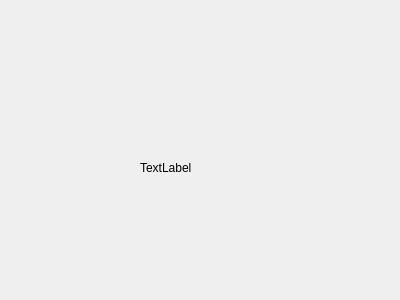
Before: the Qt Designer form src/MainWindow.ui in lixiao189/grade-manager, drawn with Qt 5.
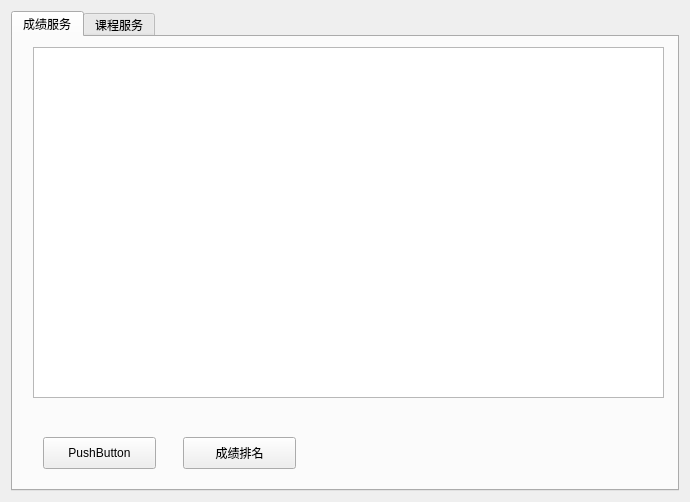
After: the same form once the commit is applied.

Commit message: main window 创建

```diff
--- a/src/MainWindow.ui
+++ b/src/MainWindow.ui
@@ -6,26 +6,68 @@
    <rect>
     <x>0</x>
     <y>0</y>
-    <width>400</width>
-    <height>300</height>
+    <width>690</width>
+    <height>502</height>
    </rect>
   </property>
   <property name="windowTitle">
    <string>MainWindow</string>
   </property>
-  <widget class="QLabel" name="label">
-   <property name="geometry">
-    <rect>
-     <x>140</x>
-     <y>160</y>
-     <width>60</width>
-     <height>16</height>
-    </rect>
-   </property>
-   <property name="text">
-    <string>TextLabel</string>
-   </property>
-  </widget>
+  <layout class="QVBoxLayout" name="verticalLayout">
+   <item>
+    <widget class="QTabWidget" name="tabWidget">
+     <property name="currentIndex">
+      <number>0</number>
+     </property>
+     <widget class="QWidget" name="tab">
+      <attribute name="title">
+       <string>成绩服务</string>
+      </attribute>
+      <widget class="QTableView" name="tableView">
+       <property name="geometry">
+        <rect>
+         <x>20</x>
+         <y>10</y>
+         <width>631</width>
+         <height>351</height>
+        </rect>
+       </property>
+      </widget>
+      <widget class="QPushButton" name="pushButton">
+       <property name="geometry">
+        <rect>
+         <x>30</x>
+         <y>400</y>
+         <width>113</width>
+         <height>32</height>
+        </rect>
+       </property>
+       <property name="text">
+        <string>PushButton</string>
+       </property>
+      </widget>
+      <widget class="QPushButton" name="pushButton_2">
+       <property name="geometry">
+        <rect>
+         <x>170</x>
+         <y>400</y>
+         <width>113</width>
+         <height>32</height>
+        </rect>
+       </property>
+       <property name="text">
+        <string>成绩排名</string>
+       </property>
+      </widget>
+     </widget>
+     <widget class="QWidget" name="tab_2">
+      <attribute name="title">
+       <string>课程服务</string>
+      </attribute>
+     </widget>
+    </widget>
+   </item>
+  </layout>
  </widget>
  <resources/>
  <connections/>
```
The commit also changes 3 other files.
